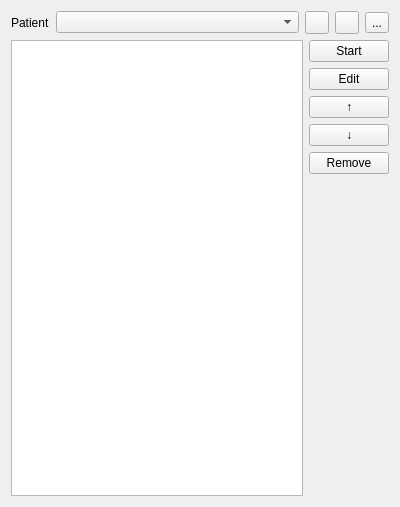
Old version of the form examtab.ui in the repository xbghc/mrscan2.
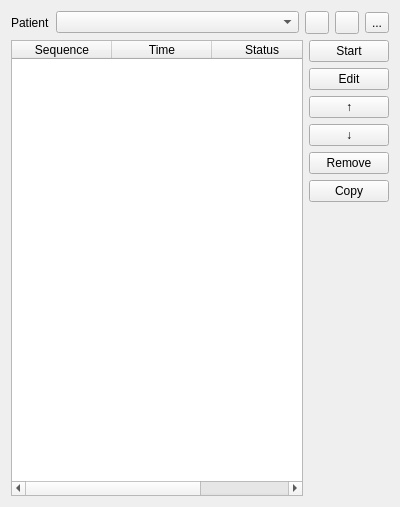
New version of the form. Icons and pictures are not drawn.

The edit to the form file:
```diff
--- a/examtab.ui
+++ b/examtab.ui
@@ -68,7 +68,35 @@
    <item>
     <layout class="QHBoxLayout" name="horizontalLayout_3">
      <item>
-      <widget class="QListView" name="listView"/>
+      <widget class="QTableWidget" name="tableWidget">
+       <property name="lineWidth">
+        <number>0</number>
+       </property>
+       <property name="selectionMode">
+        <enum>QAbstractItemView::SelectionMode::SingleSelection</enum>
+       </property>
+       <property name="selectionBehavior">
+        <enum>QAbstractItemView::SelectionBehavior::SelectRows</enum>
+       </property>
+       <property name="showGrid">
+        <bool>false</bool>
+       </property>
+       <column>
+        <property name="text">
+         <string>Sequence</string>
+        </property>
+       </column>
+       <column>
+        <property name="text">
+         <string>Time</string>
+        </property>
+       </column>
+       <column>
+        <property name="text">
+         <string>Status</string>
+        </property>
+       </column>
+      </widget>
      </item>
      <item>
       <layout class="QVBoxLayout" name="verticalLayout">
@@ -107,6 +135,13 @@
          </property>
         </widget>
        </item>
+       <item>
+        <widget class="QPushButton" name="pushButton_6">
+         <property name="text">
+          <string>Copy</string>
+         </property>
+        </widget>
+       </item>
        <item>
         <spacer name="verticalSpacer">
          <property name="orientation">
```
